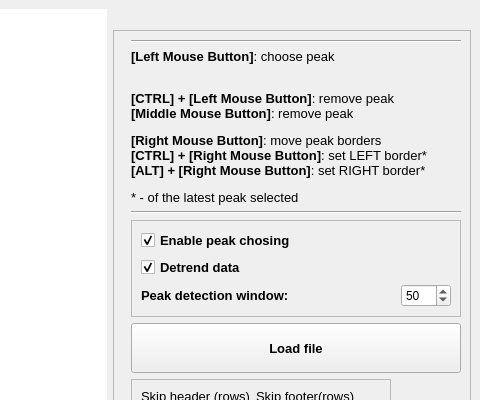
First picture: the form in PeakInspector/Extrema_picker_layout.ui, repository ASalykin/PeakInspector, before the edit; both pictures show x 563 to 1043 and y 0 to 400 of the 1043 by 963 pixel window.
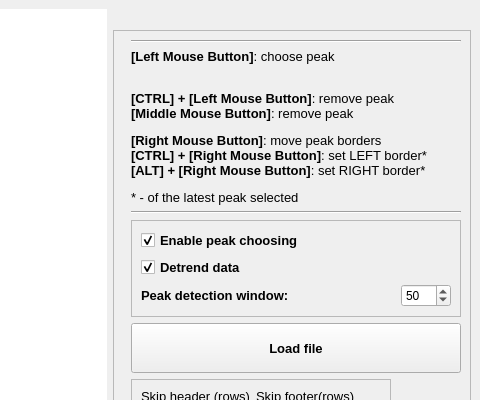
Second picture: the form after the edit.

Commit message: Misspelled option correction

```diff
--- a/PeakInspector/Extrema_picker_layout.ui
+++ b/PeakInspector/Extrema_picker_layout.ui
@@ -565,7 +565,7 @@
              <string>&lt;html&gt;&lt;head/&gt;&lt;body&gt;&lt;p&gt;If toggled, lower plot is clickable and extrema can be found&lt;/p&gt;&lt;/body&gt;&lt;/html&gt;</string>
             </property>
             <property name="text">
-             <string>Enable peak chosing</string>
+             <string>Enable peak choosing</string>
             </property>
             <property name="iconSize">
              <size>
```
